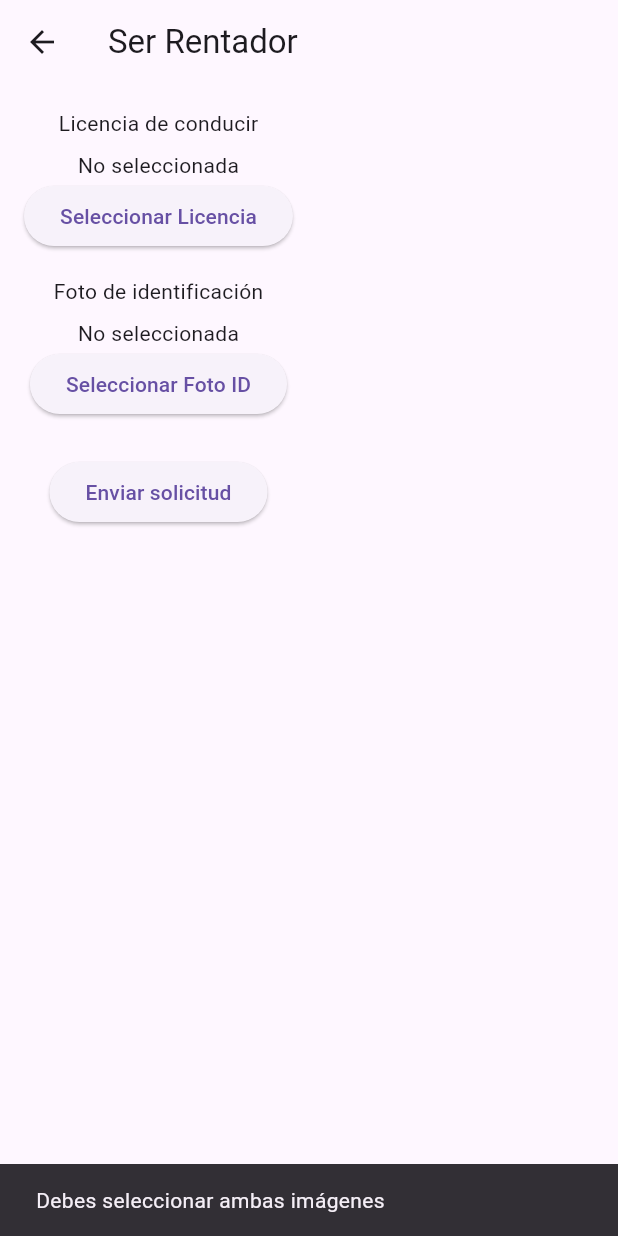
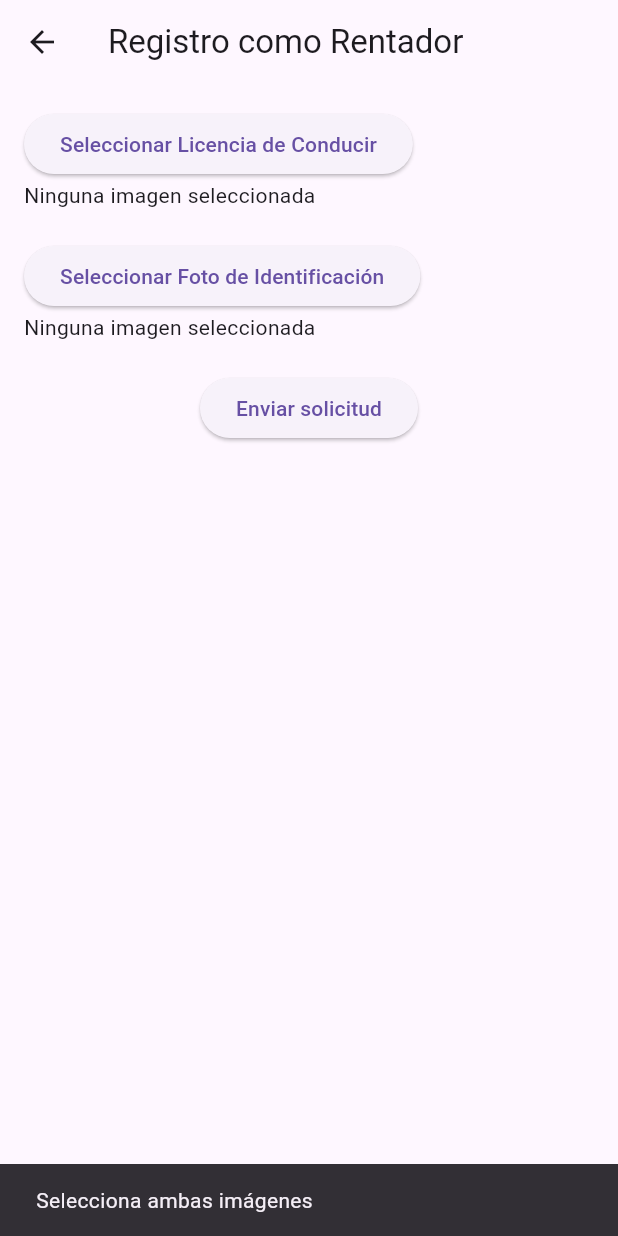
Before and after one commit to Velzeb/App-flutter-demo1, a Flutter app: the RegisterRenterScreen screen opened directly, after a tap on "Enviar solicitud", on a phone screen of 412 x 824 dp. Run offline on Flutter 3.47's test engine with Material 3 defaults, Android fonts, the phone set to English and light mode, and no system bars; our stand-ins replace file_picker, flutter_map, image_picker, latlong2; missing offline and left inert: dart:html; network calls fail.

```diff
--- a/frontend/lib/screens/Profile/rental_screen.dart
+++ b/frontend/lib/screens/Profile/rental_screen.dart
@@ -1,7 +1,10 @@
-import 'dart:io';
+import 'dart:io' as io; // Para plataformas móviles
+import 'dart:typed_data';
+import 'dart:html' as html; // Solo en web
+import 'package:flutter/foundation.dart' show kIsWeb;
 import 'package:flutter/material.dart';
 import 'package:image_picker/image_picker.dart';
-import '../../services/renter/renter_service.dart';
+import '../../services/Renter/renter_service.dart';
 
 class RegisterRenterScreen extends StatefulWidget {
   const RegisterRenterScreen({super.key});
@@ -11,25 +14,51 @@ class RegisterRenterScreen extends StatefulWidget {
 }
 
 class _RegisterRenterScreenState extends State<RegisterRenterScreen> {
-  final RenterService _renterService = RenterService();
+  final _renterService = RenterService();
 
-  File? _licenseImage;
-  File? _photoIdImage;
+  XFile? _licenseFile;
+  XFile? _idFile;
+
+  String? _licensePreview;
+  String? _idPreview;
+
   bool _isSubmitting = false;
 
-  final _formKey = GlobalKey<FormState>();
+  Future<void> _pickImage({required bool isLicense}) async {
+    final picker = ImagePicker();
+    final picked = await picker.pickImage(source: ImageSource.gallery);
 
-  Future<void> _pickImage(Function(File) onPicked) async {
-    final picked = await ImagePicker().pickImage(source: ImageSource.gallery);
     if (picked != null) {
-      onPicked(File(picked.path));
+      if (kIsWeb) {
+        final bytes = await picked.readAsBytes();
+        final blob = html.Blob([bytes]);
+        final url = html.Url.createObjectUrlFromBlob(blob);
+
+        setState(() {
+          if (isLicense) {
+            _licenseFile = picked;
+            _licensePreview = url;
+          } else {
+            _idFile = picked;
+            _idPreview = url;
+          }
+        });
+      } else {
+        setState(() {
+          if (isLicense) {
+            _licenseFile = picked;
+          } else {
+            _idFile = picked;
+          }
+        });
+      }
     }
   }
 
   Future<void> _submit() async {
-    if (_licenseImage == null || _photoIdImage == null) {
+    if (_licenseFile == null || _idFile == null) {
       ScaffoldMessenger.of(context).showSnackBar(
-        const SnackBar(content: Text('Debes seleccionar ambas imágenes')),
+        const SnackBar(content: Text('Selecciona ambas imágenes')),
       );
       return;
     }
@@ -37,13 +66,13 @@ class _RegisterRenterScreenState extends State<RegisterRenterScreen> {
     setState(() => _isSubmitting = true);
 
     try {
-      await _renterService.registerRenter(
-        driverLicenseImage: _licenseImage!.path,
-        photoIdImage: _photoIdImage!.path,
+      final renter = await _renterService.registerRenter(
+        driverLicenseImage: _licenseFile!.path,
+        photoIdImage: _idFile!.path,
       );
 
       ScaffoldMessenger.of(context).showSnackBar(
-        const SnackBar(content: Text('Solicitud enviada correctamente')),
+        const SnackBar(content: Text('Registro como rentador exitoso')),
       );
       Navigator.pop(context);
     } catch (e) {
@@ -55,48 +84,45 @@ class _RegisterRenterScreenState extends State<RegisterRenterScreen> {
     }
   }
 
+  Widget _imagePreview(String? preview, XFile? file) {
+    if (kIsWeb && preview != null) {
+      return Image.network(preview, height: 150);
+    } else if (!kIsWeb && file != null) {
+      return Image.file(io.File(file.path), height: 150);
+    }
+    return const Text('Ninguna imagen seleccionada');
+  }
+
   @override
   Widget build(BuildContext context) {
     return Scaffold(
-      appBar: AppBar(title: const Text('Ser Rentador')),
+      appBar: AppBar(title: const Text('Registro como Rentador')),
       body: Padding(
-        padding: const EdgeInsets.all(16),
-        child: Form(
-          key: _formKey,
+        padding: const EdgeInsets.all(16.0),
         child: Column(
+          crossAxisAlignment: CrossAxisAlignment.start,
           children: [
-              const Text('Licencia de conducir'),
-              const SizedBox(height: 8),
-              _licenseImage != null
-                  ? Image.file(_licenseImage!, height: 100)
-                  : const Text('No seleccionada'),
             ElevatedButton(
-                onPressed: () => _pickImage((file) {
-                  setState(() => _licenseImage = file);
-                }),
-                child: const Text('Seleccionar Licencia'),
+              onPressed: () => _pickImage(isLicense: true),
+              child: const Text('Seleccionar Licencia de Conducir'),
             ),
-              const SizedBox(height: 16),
-              const Text('Foto de identificación'),
-              const SizedBox(height: 8),
-              _photoIdImage != null
-                  ? Image.file(_photoIdImage!, height: 100)
-                  : const Text('No seleccionada'),
+            _imagePreview(_licensePreview, _licenseFile),
+            const SizedBox(height: 20),
             ElevatedButton(
-                onPressed: () => _pickImage((file) {
-                  setState(() => _photoIdImage = file);
-                }),
-                child: const Text('Seleccionar Foto ID'),
+              onPressed: () => _pickImage(isLicense: false),
+              child: const Text('Seleccionar Foto de Identificación'),
             ),
-              const SizedBox(height: 24),
-              ElevatedButton(
+            _imagePreview(_idPreview, _idFile),
+            const SizedBox(height: 20),
+            Center(
+              child: ElevatedButton(
                 onPressed: _isSubmitting ? null : _submit,
                 child: _isSubmitting
                     ? const CircularProgressIndicator()
                     : const Text('Enviar solicitud'),
               ),
+            )
           ],
-          ),
         ),
       ),
     );
```
Lines whose indentation alone changed are shown as unchanged.
